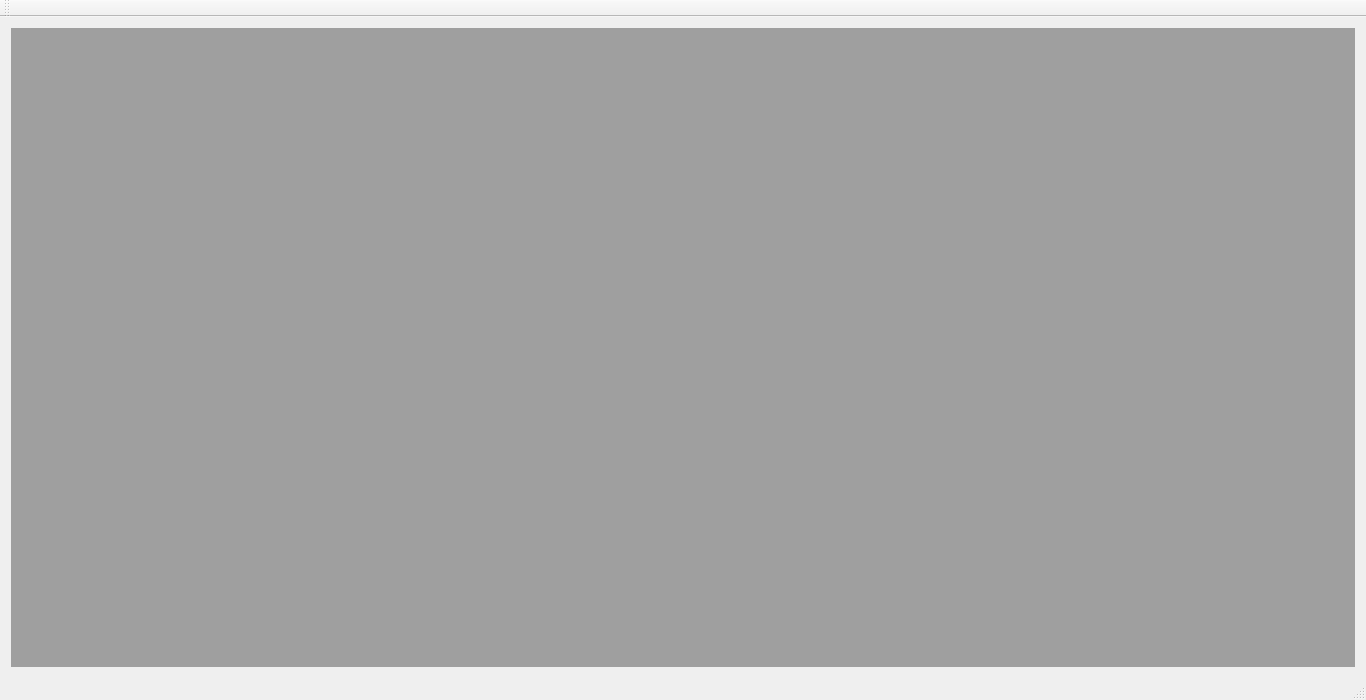
FL0WL0W/EFIGenie, file EFIGenieEditor/EFIGenieEditor/EFIGenieEditor.ui: the form before one commit.
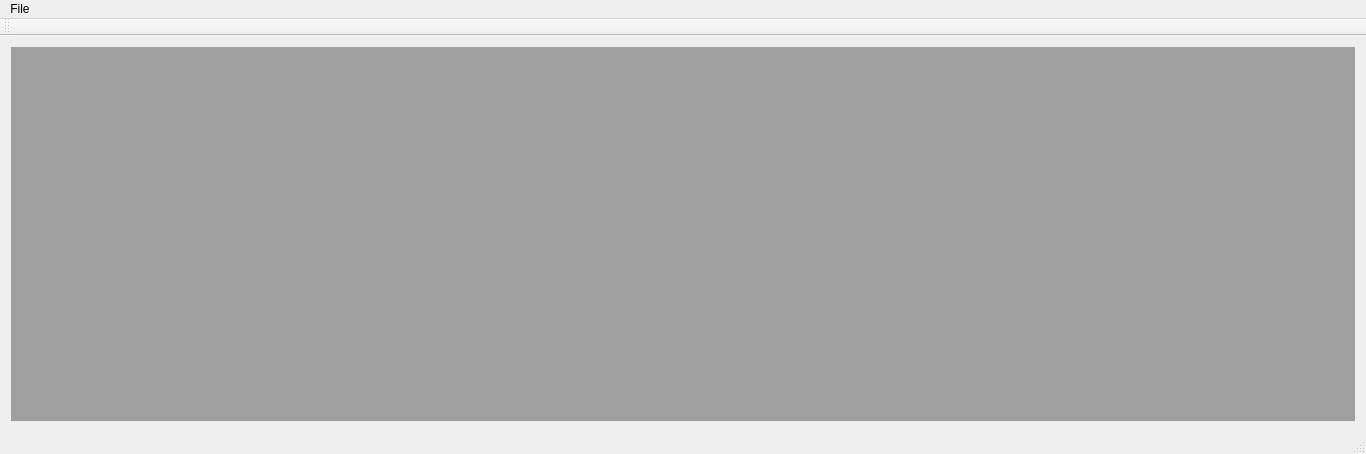
The form after the commit.

Commit message: EFIGenie Editor Save and Load

```diff
--- a/EFIGenieEditor/EFIGenieEditor/EFIGenieEditor.ui
+++ b/EFIGenieEditor/EFIGenieEditor/EFIGenieEditor.ui
@@ -7,7 +7,7 @@
     <x>0</x>
     <y>0</y>
     <width>1366</width>
-    <height>700</height>
+    <height>454</height>
    </rect>
   </property>
   <property name="windowTitle">
@@ -36,6 +36,14 @@
      <height>26</height>
     </rect>
    </property>
+   <widget class="QMenu" name="menuFile">
+    <property name="title">
+     <string>File</string>
+    </property>
+    <addaction name="actionLoad_Bin"/>
+    <addaction name="actionSave_Bin"/>
+   </widget>
+   <addaction name="menuFile"/>
   </widget>
   <widget class="QToolBar" name="mainToolBar">
    <attribute name="toolBarArea">
```
Left out of the diff: 10 changed lines with no effect on the pictures. The commit also changes 28 other files.
